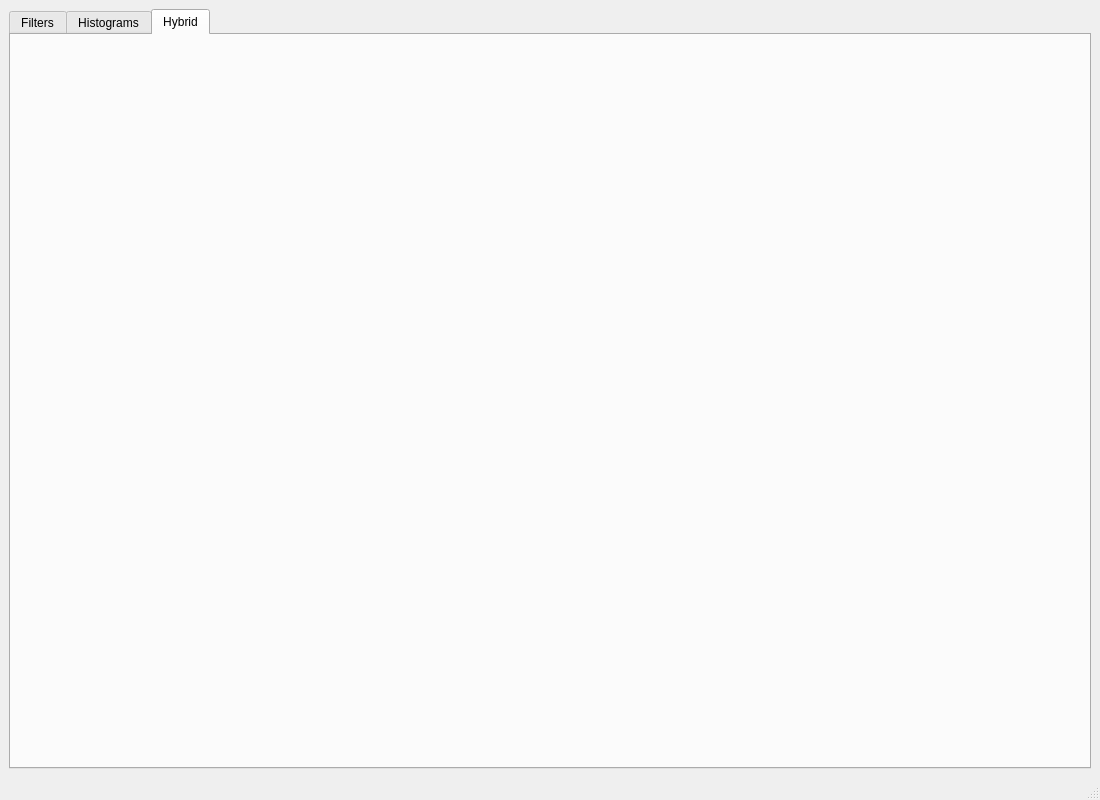
Qt form UI/mainGUI.ui (r-CV-Tasks/Image-filtering-edgeDetection-processing) before a commit.
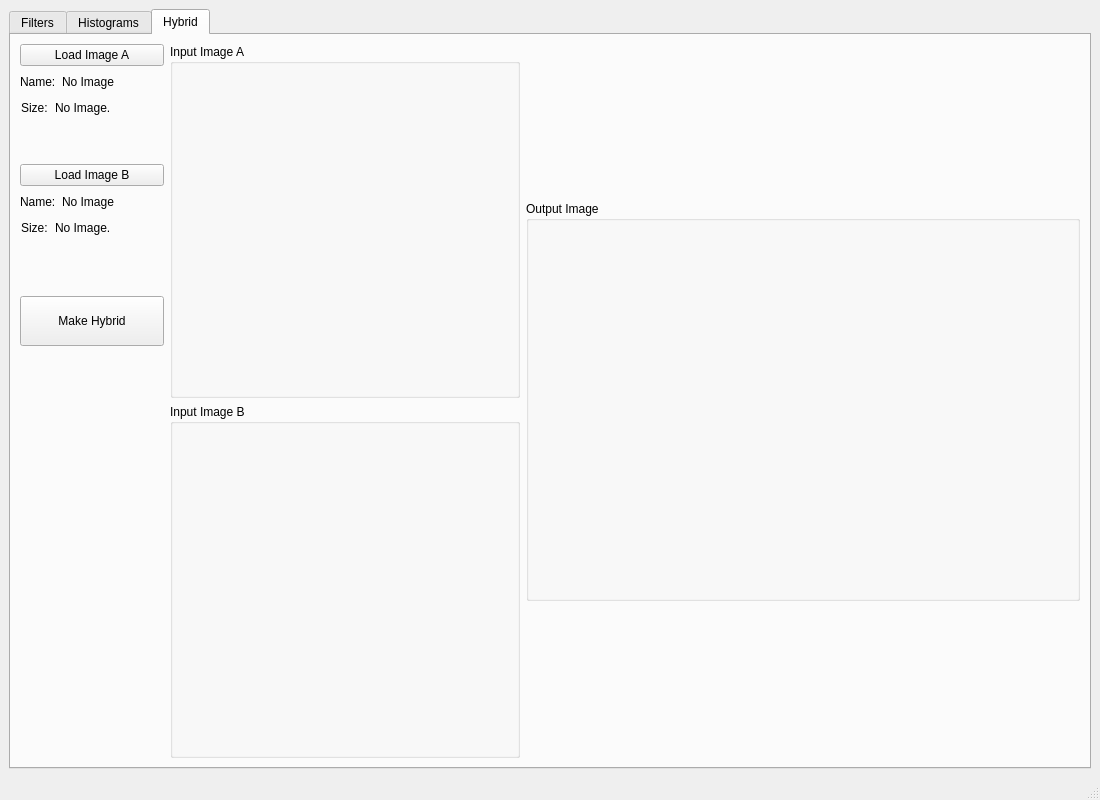
The same form after that commit. The open tabs and pages were chosen to show the change. Custom widgets are drawn as their Qt base class.

```diff
--- a/UI/mainGUI.ui
+++ b/UI/mainGUI.ui
@@ -817,6 +817,529 @@
        <attribute name="title">
         <string>Hybrid</string>
        </attribute>
+       <layout class="QGridLayout" name="gridLayout_22">
+        <item row="0" column="0">
+         <layout class="QGridLayout" name="gridLayout_21">
+          <item row="0" column="0">
+           <layout class="QVBoxLayout" name="verticalLayout_3">
+            <item>
+             <widget class="QPushButton" name="btn_load_3">
+              <property name="sizePolicy">
+               <sizepolicy hsizetype="Fixed" vsizetype="Fixed">
+                <horstretch>0</horstretch>
+                <verstretch>0</verstretch>
+               </sizepolicy>
+              </property>
+              <property name="maximumSize">
+               <size>
+                <width>200</width>
+                <height>25</height>
+               </size>
+              </property>
+              <property name="text">
+               <string>Load Image A</string>
+              </property>
+             </widget>
+            </item>
+            <item>
+             <layout class="QHBoxLayout" name="horizontalLayout_8">
+              <property name="sizeConstraint">
+               <enum>QLayout::SetFixedSize</enum>
+              </property>
+              <item>
+               <widget class="QLabel" name="label_8">
+                <property name="sizePolicy">
+                 <sizepolicy hsizetype="Fixed" vsizetype="Fixed">
+                  <horstretch>0</horstretch>
+                  <verstretch>0</verstretch>
+                 </sizepolicy>
+                </property>
+                <property name="maximumSize">
+                 <size>
+                  <width>16777215</width>
+                  <height>16777215</height>
+                 </size>
+                </property>
+                <property name="text">
+                 <string>Name:</string>
+                </property>
+               </widget>
+              </item>
+              <item>
+               <widget class="QLabel" name="label_imgName_3">
+                <property name="sizePolicy">
+                 <sizepolicy hsizetype="Fixed" vsizetype="Fixed">
+                  <horstretch>0</horstretch>
+                  <verstretch>0</verstretch>
+                 </sizepolicy>
+                </property>
+                <property name="maximumSize">
+                 <size>
+                  <width>16777215</width>
+                  <height>16777215</height>
+                 </size>
+                </property>
+                <property name="text">
+                 <string>No Image</string>
+                </property>
+               </widget>
+              </item>
+              <item>
+               <spacer name="horizontalSpacer_5">
+                <property name="sizePolicy">
+                 <sizepolicy hsizetype="Fixed" vsizetype="Fixed">
+                  <horstretch>0</horstretch>
+                  <verstretch>0</verstretch>
+                 </sizepolicy>
+                </property>
+                <property name="orientation">
+                 <enum>Qt::Horizontal</enum>
+                </property>
+                <property name="sizeType">
+                 <enum>QSizePolicy::Fixed</enum>
+                </property>
+                <property name="sizeHint" stdset="0">
+                 <size>
+                  <width>50</width>
+                  <height>20</height>
+                 </size>
+                </property>
+               </spacer>
+              </item>
+             </layout>
+            </item>
+            <item>
+             <layout class="QHBoxLayout" name="horizontalLayout_9">
+              <item>
+               <widget class="QLabel" name="label_9">
+                <property name="sizePolicy">
+                 <sizepolicy hsizetype="Fixed" vsizetype="Fixed">
+                  <horstretch>0</horstretch>
+                  <verstretch>0</verstretch>
+                 </sizepolicy>
+                </property>
+                <property name="maximumSize">
+                 <size>
+                  <width>16777215</width>
+                  <height>16777215</height>
+                 </size>
+                </property>
+                <property name="text">
+                 <string>Size:</string>
+                </property>
+               </widget>
+              </item>
+              <item>
+               <widget class="QLabel" name="label_imgSize_3">
+                <property name="sizePolicy">
+                 <sizepolicy hsizetype="Fixed" vsizetype="Fixed">
+                  <horstretch>0</horstretch>
+                  <verstretch>0</verstretch>
+                 </sizepolicy>
+                </property>
+                <property name="maximumSize">
+                 <size>
+                  <width>16777215</width>
+                  <height>16777215</height>
+                 </size>
+                </property>
+                <property name="text">
+                 <string>No Image.</string>
+                </property>
+               </widget>
+              </item>
+              <item>
+               <spacer name="horizontalSpacer_6">
+                <property name="sizePolicy">
+                 <sizepolicy hsizetype="Fixed" vsizetype="Fixed">
+                  <horstretch>0</horstretch>
+                  <verstretch>0</verstretch>
+                 </sizepolicy>
+                </property>
+                <property name="orientation">
+                 <enum>Qt::Horizontal</enum>
+                </property>
+                <property name="sizeType">
+                 <enum>QSizePolicy::Fixed</enum>
+                </property>
+                <property name="sizeHint" stdset="0">
+                 <size>
+                  <width>50</width>
+                  <height>20</height>
+                 </size>
+                </property>
+               </spacer>
+              </item>
+             </layout>
+            </item>
+            <item>
+             <spacer name="verticalSpacer_3">
+              <property name="sizePolicy">
+               <sizepolicy hsizetype="Minimum" vsizetype="Fixed">
+                <horstretch>0</horstretch>
+                <verstretch>0</verstretch>
+               </sizepolicy>
+              </property>
+              <property name="orientation">
+               <enum>Qt::Vertical</enum>
+              </property>
+              <property name="sizeType">
+               <enum>QSizePolicy::Fixed</enum>
+              </property>
+              <property name="sizeHint" stdset="0">
+               <size>
+                <width>20</width>
+                <height>40</height>
+               </size>
+              </property>
+             </spacer>
+            </item>
+            <item>
+             <widget class="QPushButton" name="btn_load_4">
+              <property name="sizePolicy">
+               <sizepolicy hsizetype="Fixed" vsizetype="Fixed">
+                <horstretch>0</horstretch>
+                <verstretch>0</verstretch>
+               </sizepolicy>
+              </property>
+              <property name="maximumSize">
+               <size>
+                <width>200</width>
+                <height>25</height>
+               </size>
+              </property>
+              <property name="text">
+               <string>Load Image B</string>
+              </property>
+             </widget>
+            </item>
+            <item>
+             <layout class="QHBoxLayout" name="horizontalLayout_11">
+              <property name="sizeConstraint">
+               <enum>QLayout::SetFixedSize</enum>
+              </property>
+              <item>
+               <widget class="QLabel" name="label_11">
+                <property name="sizePolicy">
+                 <sizepolicy hsizetype="Fixed" vsizetype="Fixed">
+                  <horstretch>0</horstretch>
+                  <verstretch>0</verstretch>
+                 </sizepolicy>
+                </property>
+                <property name="maximumSize">
+                 <size>
+                  <width>16777215</width>
+                  <height>16777215</height>
+                 </size>
+                </property>
+                <property name="text">
+                 <string>Name:</string>
+                </property>
+               </widget>
+              </item>
+              <item>
+               <widget class="QLabel" name="label_imgName_4">
+                <property name="sizePolicy">
+                 <sizepolicy hsizetype="Fixed" vsizetype="Fixed">
+                  <horstretch>0</horstretch>
+                  <verstretch>0</verstretch>
+                 </sizepolicy>
+                </property>
+                <property name="maximumSize">
+                 <size>
+                  <width>16777215</width>
+                  <height>16777215</height>
+                 </size>
+                </property>
+                <property name="text">
+                 <string>No Image</string>
+                </property>
+               </widget>
+              </item>
+              <item>
+               <spacer name="horizontalSpacer_8">
+                <property name="orientation">
+                 <enum>Qt::Horizontal</enum>
+                </property>
+                <property name="sizeType">
+                 <enum>QSizePolicy::Maximum</enum>
+                </property>
+                <property name="sizeHint" stdset="0">
+                 <size>
+                  <width>50</width>
+                  <height>20</height>
+                 </size>
+                </property>
+               </spacer>
+              </item>
+             </layout>
+            </item>
+            <item>
+             <layout class="QHBoxLayout" name="horizontalLayout_10">
+              <item>
+               <widget class="QLabel" name="label_10">
+                <property name="sizePolicy">
+                 <sizepolicy hsizetype="Fixed" vsizetype="Fixed">
+                  <horstretch>0</horstretch>
+                  <verstretch>0</verstretch>
+                 </sizepolicy>
+                </property>
+                <property name="maximumSize">
+                 <size>
+                  <width>16777215</width>
+                  <height>16777215</height>
+                 </size>
+                </property>
+                <property name="text">
+                 <string>Size:</string>
+                </property>
+               </widget>
+              </item>
+              <item>
+               <widget class="QLabel" name="label_imgSize_4">
+                <property name="sizePolicy">
+                 <sizepolicy hsizetype="Fixed" vsizetype="Fixed">
+                  <horstretch>0</horstretch>
+                  <verstretch>0</verstretch>
+                 </sizepolicy>
+                </property>
+                <property name="maximumSize">
+                 <size>
+                  <width>16777215</width>
+                  <height>16777215</height>
+                 </size>
+                </property>
+                <property name="text">
+                 <string>No Image.</string>
+                </property>
+               </widget>
+              </item>
+              <item>
+               <spacer name="horizontalSpacer_7">
+                <property name="orientation">
+                 <enum>Qt::Horizontal</enum>
+                </property>
+                <property name="sizeType">
+                 <enum>QSizePolicy::Maximum</enum>
+                </property>
+                <property name="sizeHint" stdset="0">
+                 <size>
+                  <width>50</width>
+                  <height>20</height>
+                 </size>
+                </property>
+               </spacer>
+              </item>
+             </layout>
+            </item>
+            <item>
+             <spacer name="verticalSpacer_4">
+              <property name="orientation">
+               <enum>Qt::Vertical</enum>
+              </property>
+              <property name="sizeType">
+               <enum>QSizePolicy::Fixed</enum>
+              </property>
+              <property name="sizeHint" stdset="0">
+               <size>
+                <width>20</width>
+                <height>40</height>
+               </size>
+              </property>
+             </spacer>
+            </item>
+            <item>
+             <widget class="QPushButton" name="btn_hybrid">
+              <property name="sizePolicy">
+               <sizepolicy hsizetype="Maximum" vsizetype="Maximum">
+                <horstretch>0</horstretch>
+                <verstretch>0</verstretch>
+               </sizepolicy>
+              </property>
+              <property name="minimumSize">
+               <size>
+                <width>130</width>
+                <height>50</height>
+               </size>
+              </property>
+              <property name="maximumSize">
+               <size>
+                <width>200</width>
+                <height>25</height>
+               </size>
+              </property>
+              <property name="text">
+               <string>Make Hybrid</string>
+              </property>
+             </widget>
+            </item>
+            <item>
+             <spacer name="verticalSpacer_5">
+              <property name="orientation">
+               <enum>Qt::Vertical</enum>
+              </property>
+              <property name="sizeHint" stdset="0">
+               <size>
+                <width>20</width>
+                <height>40</height>
+               </size>
+              </property>
+             </spacer>
+            </item>
+           </layout>
+          </item>
+          <item row="0" column="1">
+           <layout class="QGridLayout" name="gridLayout_20">
+            <item row="0" column="0">
+             <layout class="QGridLayout" name="gridLayout_17">
+              <item row="1" column="0">
+               <widget class="QGroupBox" name="groupBox_10">
+                <property name="sizePolicy">
+                 <sizepolicy hsizetype="Expanding" vsizetype="Expanding">
+                  <horstretch>0</horstretch>
+                  <verstretch>0</verstretch>
+                 </sizepolicy>
+                </property>
+                <property name="maximumSize">
+                 <size>
+                  <width>350</width>
+                  <height>16777215</height>
+                 </size>
+                </property>
+                <property name="title">
+                 <string>Input Image B</string>
+                </property>
+                <layout class="QGridLayout" name="gridLayout_16">
+                 <item row="0" column="0">
+                  <widget class="ImageView" name="imgB_input" native="true">
+                   <property name="sizePolicy">
+                    <sizepolicy hsizetype="Expanding" vsizetype="Expanding">
+                     <horstretch>0</horstretch>
+                     <verstretch>0</verstretch>
+                    </sizepolicy>
+                   </property>
+                   <property name="minimumSize">
+                    <size>
+                     <width>256</width>
+                     <height>256</height>
+                    </size>
+                   </property>
+                  </widget>
+                 </item>
+                </layout>
+               </widget>
+              </item>
+              <item row="0" column="0">
+               <widget class="QGroupBox" name="groupBox_9">
+                <property name="sizePolicy">
+                 <sizepolicy hsizetype="Expanding" vsizetype="Expanding">
+                  <horstretch>0</horstretch>
+                  <verstretch>0</verstretch>
+                 </sizepolicy>
+                </property>
+                <property name="maximumSize">
+                 <size>
+                  <width>350</width>
+                  <height>16777215</height>
+                 </size>
+                </property>
+                <property name="title">
+                 <string>Input Image A</string>
+                </property>
+                <layout class="QGridLayout" name="gridLayout_15">
+                 <item row="0" column="0">
+                  <widget class="ImageView" name="imgA_input" native="true">
+                   <property name="sizePolicy">
+                    <sizepolicy hsizetype="Expanding" vsizetype="Expanding">
+                     <horstretch>0</horstretch>
+                     <verstretch>0</verstretch>
+                    </sizepolicy>
+                   </property>
+                   <property name="minimumSize">
+                    <size>
+                     <width>256</width>
+                     <height>256</height>
+                    </size>
+                   </property>
+                  </widget>
+                 </item>
+                </layout>
+               </widget>
+              </item>
+             </layout>
+            </item>
+            <item row="0" column="1">
+             <layout class="QGridLayout" name="gridLayout_19">
+              <item row="0" column="1">
+               <spacer name="verticalSpacer_7">
+                <property name="orientation">
+                 <enum>Qt::Vertical</enum>
+                </property>
+                <property name="sizeHint" stdset="0">
+                 <size>
+                  <width>20</width>
+                  <height>40</height>
+                 </size>
+                </property>
+               </spacer>
+              </item>
+              <item row="1" column="0" colspan="2">
+               <widget class="QGroupBox" name="groupBox_11">
+                <property name="sizePolicy">
+                 <sizepolicy hsizetype="Expanding" vsizetype="Expanding">
+                  <horstretch>0</horstretch>
+                  <verstretch>0</verstretch>
+                 </sizepolicy>
+                </property>
+                <property name="minimumSize">
+                 <size>
+                  <width>400</width>
+                  <height>400</height>
+                 </size>
+                </property>
+                <property name="title">
+                 <string>Output Image</string>
+                </property>
+                <layout class="QGridLayout" name="gridLayout_18">
+                 <item row="0" column="0">
+                  <widget class="ImageView" name="imgX_output" native="true">
+                   <property name="sizePolicy">
+                    <sizepolicy hsizetype="Expanding" vsizetype="Expanding">
+                     <horstretch>0</horstretch>
+                     <verstretch>0</verstretch>
+                    </sizepolicy>
+                   </property>
+                   <property name="minimumSize">
+                    <size>
+                     <width>256</width>
+                     <height>256</height>
+                    </size>
+                   </property>
+                  </widget>
+                 </item>
+                </layout>
+               </widget>
+              </item>
+              <item row="2" column="0">
+               <spacer name="verticalSpacer_6">
+                <property name="orientation">
+                 <enum>Qt::Vertical</enum>
+                </property>
+                <property name="sizeHint" stdset="0">
+                 <size>
+                  <width>20</width>
+                  <height>40</height>
+                 </size>
+                </property>
+               </spacer>
+              </item>
+             </layout>
+            </item>
+           </layout>
+          </item>
+         </layout>
+        </item>
+       </layout>
       </widget>
      </widget>
     </item>
```
Left out of the diff: 7 changed lines with no effect on the pictures.
